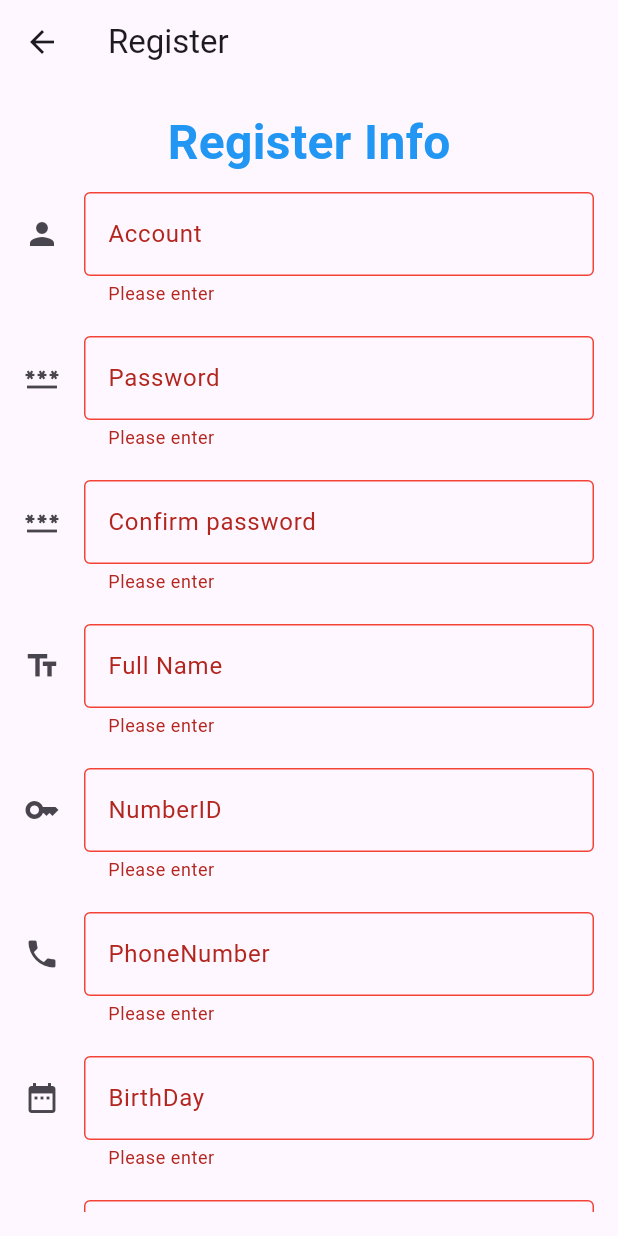
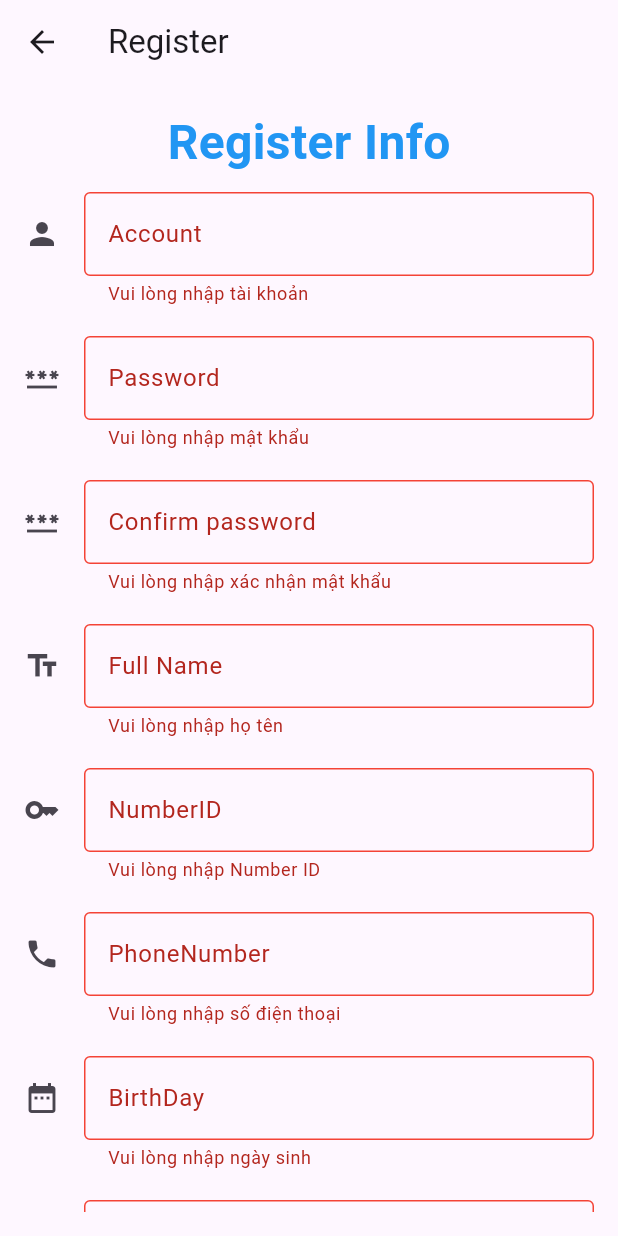
Before and after one commit to DuyThong25/final_lab, a Flutter app: the Register screen opened directly, on a phone screen of 412 x 824 dp. Run offline on Flutter 3.47's test engine with Material 3 defaults, Android fonts, the phone set to English and light mode, and no system bars; our stand-ins replace dio, fluttertoast, shared_preferences; accounts and stored records are empty.

Commit message:
complete validate login and register

```diff
--- a/lib/app/page/register.dart
+++ b/lib/app/page/register.dart
@@ -1,4 +1,5 @@
 import 'package:flutter/material.dart';
+import 'package:fluttertoast/fluttertoast.dart';
 import 'package:lab10/app/data/api.dart';
 import 'package:lab10/app/model/register.dart';
 import 'package:lab10/app/page/auth/login.dart';
@@ -79,7 +80,15 @@ class _RegisterState extends State<Register> {
                                 MaterialPageRoute(
                                     builder: (context) => const LoginScreen()));
                           } else {
-                            print(respone);
+                            print("Đăng ký thất bại: $respone");
+                            // Toast Message
+                            Fluttertoast.showToast(
+                                msg: "Lỗi đăng ký",
+                                toastLength: Toast.LENGTH_SHORT,
+                                gravity: ToastGravity.CENTER,
+                                timeInSecForIosWeb: 1,
+                                textColor: Colors.white,
+                                fontSize: 16.0);
                           }
                         },
                         child: const Text('Register'),
@@ -107,6 +116,46 @@ class _RegisterState extends State<Register> {
     return "Other";
   }
 
+  String? checkMessageErrorTextField(
+      String label, TextEditingController controller) {
+    final text = controller.text;
+    if (text.trim().isEmpty) {
+      if (label.trim().contains("Account")) {
+        return "Vui lòng nhập tài khoản";
+      } else if (label.trim().contains("Password")) {
+        return "Vui lòng nhập mật khẩu";
+      } else if (label.trim().contains("Confirm password")) {
+        return "Vui lòng nhập xác nhận mật khẩu";
+      } else if (label.trim().contains("Full Name")) {
+        return "Vui lòng nhập họ tên";
+      } else if (label.trim().contains("NumberID")) {
+        return "Vui lòng nhập Number ID";
+      } else if (label.trim().contains("PhoneNumber")) {
+        return "Vui lòng nhập số điện thoại";
+      } else if (label.trim().contains("BirthDay")) {
+        return "Vui lòng nhập ngày sinh";
+      } else if (label.trim().contains("SchoolYear")) {
+        return "Vui lòng nhập năm học";
+      } else if (label.trim().contains("SchoolKey")) {
+        return "Vui lòng nhập School Key";
+      } else {
+        return null;
+      }
+    } else {
+      // Nếu không empty
+      if (_confirmPasswordController.text != _passwordController.text &&
+          label.trim().contains("Confirm password")) {
+        return "Mật khẩu không giống nhau";
+      }
+
+      if (_passwordController.text.length < 6 &&
+          label.trim().contains("Password")) {
+        return "Mật khẩu không phải từ 6 ký tự trở lên ";
+      }
+      return null;
+    }
+  }
+
   //có thể thêm các biến cho phù hợp với từng field
   Widget textField(
       TextEditingController controller, String label, IconData icon) {
@@ -124,7 +173,9 @@ class _RegisterState extends State<Register> {
             labelText: label,
             icon: Icon(icon),
             border: const OutlineInputBorder(),
-            errorText: controller.text.trim().isEmpty ? 'Please enter' : null,
+            errorText: checkMessageErrorTextField(label, controller),
+            // controller.text.trim().isEmpty ? 'Please enter' : null,
+
             focusedErrorBorder: controller.text.isEmpty
                 ? const OutlineInputBorder(
                     borderSide: BorderSide(color: Colors.red))
@@ -209,6 +260,11 @@ class _RegisterState extends State<Register> {
             )),
           ],
         ),
+        // Error Text of Radio
+        _gender == 0
+            ? const Text("Không được để trống giới tính",
+                style: TextStyle(color: Colors.red))
+            : Container(),
         const SizedBox(height: 16),
         TextFormField(
           controller: _imageURL,
--- a/pubspec.yaml
+++ b/pubspec.yaml
@@ -11,6 +11,7 @@ dependencies:
   flutter:
     sdk: flutter
   flutter_lints: ^3.0.2
+  fluttertoast: ^8.2.5
   shared_preferences: ^2.2.3
 
 dev_dependencies:
```
Also changed, not shown: lib/app/data/api.dart (+20 -6 lines), lib/app/page/auth/login.dart (+61 -7 lines), pubspec.lock.
